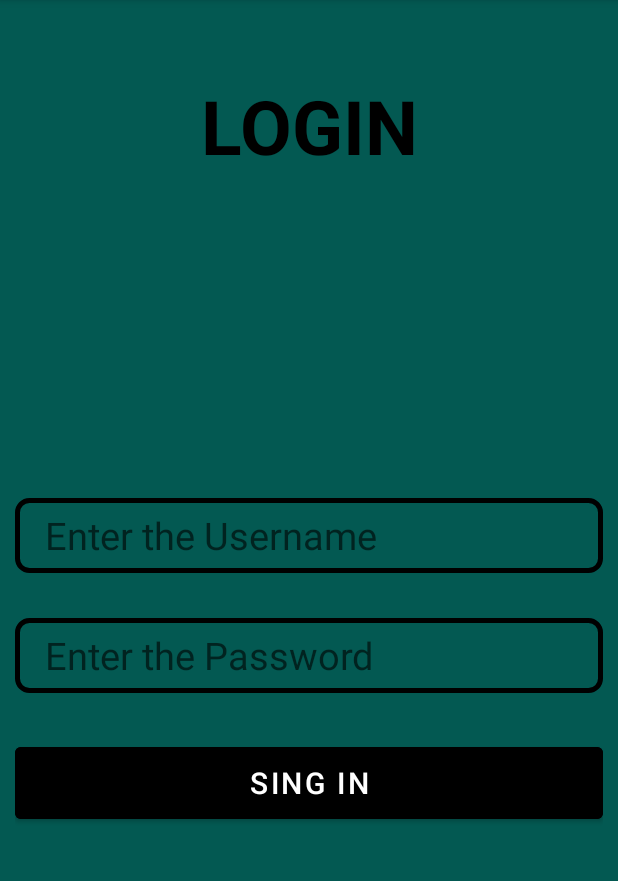
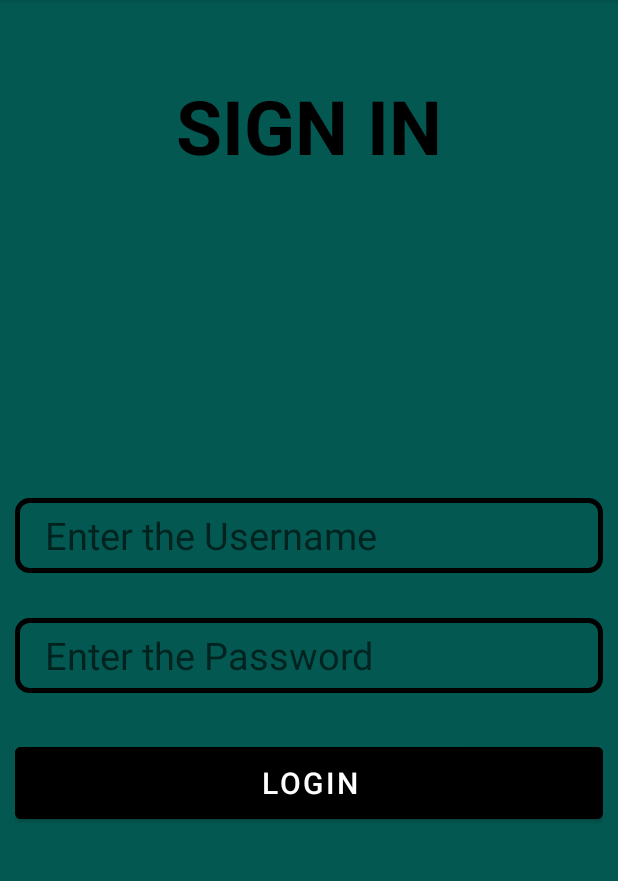
Before and after one commit to AnuththaraGHN/Fitness-World, an Android app: the LoginActivity screen opened directly, with no data from a screen before it, on a phone screen of 412 x 824 dp, the part 84-965 px from its top. Run offline under Robolectric (Android 15) with nearby library versions, the phone set to English and light mode, and no system bars.

Commit message:
initial commit

```diff
--- a/app/src/main/res/layout/activity_login.xml
+++ b/app/src/main/res/layout/activity_login.xml
@@ -15,7 +15,7 @@
         android:layout_marginTop="40dp"
         android:layout_marginBottom="50dp"
         android:gravity="center_horizontal"
-        android:text="LOGIN"
+        android:text="SIGN IN"
         android:textColor="@color/black"
         android:textSize="50dp"
         android:textStyle="bold" />
@@ -48,7 +48,7 @@
         android:layout_width="match_parent"
         android:layout_height="60dp"
         android:id="@+id/signin1"
-        android:text="Sing in"
+        android:text="LOGIN"
         android:textSize="20dp"
         android:backgroundTint="@color/black"
         android:layout_marginBottom="30dp"/>
```
